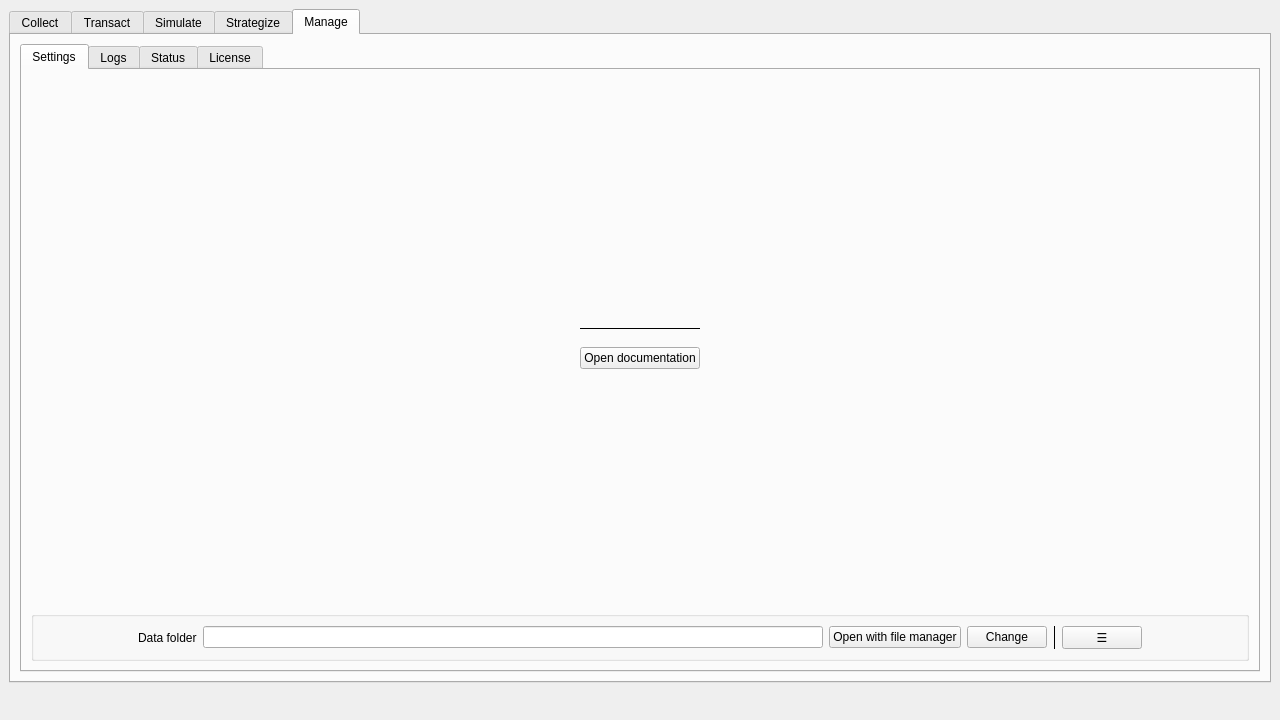
The window that user_interface.ui (cunarist/solie) describes before a commit, drawn with Qt 5.
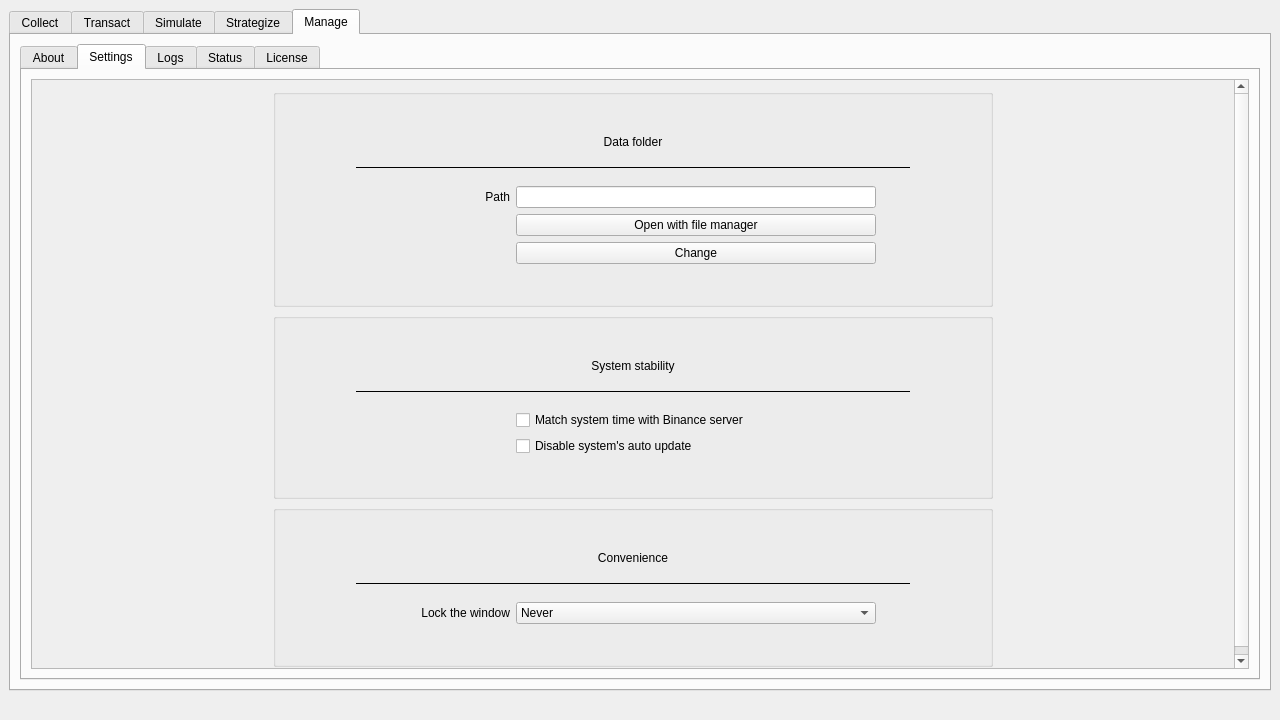
The same window after the commit. The open tabs and pages were chosen to show the change. Icons and pictures are not drawn. Custom widgets are drawn as their Qt base class.

Commit message: Manager settings with extra options

The edit to the form file:
```diff
--- a/user_interface.ui
+++ b/user_interface.ui
@@ -102,28 +102,6 @@
   </property>
   <widget class="QWidget" name="centralwidget">
    <layout class="QGridLayout" name="gridLayout_3">
-    <item row="5" column="0">
-     <widget class="Gauge" name="gauge">
-      <property name="minimumSize">
-       <size>
-        <width>0</width>
-        <height>22</height>
-       </size>
-      </property>
-      <property name="maximumSize">
-       <size>
-        <width>16777215</width>
-        <height>22</height>
-       </size>
-      </property>
-      <property name="text">
-       <string/>
-      </property>
-      <property name="flat">
-       <bool>true</bool>
-      </property>
-     </widget>
-    </item>
     <item row="0" column="0">
      <widget class="QTabWidget" name="board">
       <property name="tabPosition">
@@ -1184,15 +1162,15 @@
           <property name="currentIndex">
            <number>0</number>
           </property>
-          <widget class="QWidget" name="tab_4">
+          <widget class="QWidget" name="tab_9">
            <attribute name="title">
-            <string>Settings</string>
+            <string>About</string>
            </attribute>
-           <layout class="QVBoxLayout" name="verticalLayout_9">
+           <layout class="QVBoxLayout" name="verticalLayout_20">
             <item>
-             <layout class="QHBoxLayout" name="horizontalLayout_22">
+             <layout class="QHBoxLayout" name="horizontalLayout_34">
               <item>
-               <spacer name="horizontalSpacer_11">
+               <spacer name="horizontalSpacer_15">
                 <property name="orientation">
                  <enum>Qt::Horizontal</enum>
                 </property>
@@ -1205,9 +1183,9 @@
                </spacer>
               </item>
               <item>
-               <layout class="QVBoxLayout" name="verticalLayout_13">
+               <layout class="QVBoxLayout" name="verticalLayout_18">
                 <item>
-                 <spacer name="verticalSpacer_2">
+                 <spacer name="verticalSpacer_6">
                   <property name="orientation">
                    <enum>Qt::Vertical</enum>
                   </property>
@@ -1223,7 +1201,7 @@
                  <layout class="QHBoxLayout" name="horizontalLayout_13"/>
                 </item>
                 <item>
-                 <widget class="QLabel" name="label_15">
+                 <widget class="QLabel" name="label_26">
                   <property name="font">
                    <font>
                     <pointsize>3</pointsize>
@@ -1232,14 +1210,14 @@
                  </widget>
                 </item>
                 <item>
-                 <widget class="HorizontalDivider" name="frame_6">
+                 <widget class="HorizontalDivider" name="frame_9">
                   <property name="frameShape">
                    <enum>QFrame::HLine</enum>
                   </property>
                  </widget>
                 </item>
                 <item>
-                 <widget class="QLabel" name="label_14">
+                 <widget class="QLabel" name="label_27">
                   <property name="font">
                    <font>
                     <pointsize>3</pointsize>
@@ -1248,7 +1226,7 @@
                  </widget>
                 </item>
                 <item>
-                 <layout class="QHBoxLayout" name="horizontalLayout_18">
+                 <layout class="QHBoxLayout" name="horizontalLayout_36">
                   <item>
                    <widget class="QPushButton" name="pushButton_7">
                     <property name="sizePolicy">
@@ -1265,7 +1243,7 @@
                  </layout>
                 </item>
                 <item>
-                 <spacer name="verticalSpacer">
+                 <spacer name="verticalSpacer_7">
                   <property name="orientation">
                    <enum>Qt::Vertical</enum>
                   </property>
@@ -1280,7 +1258,7 @@
                </layout>
               </item>
               <item>
-               <spacer name="horizontalSpacer_10">
+               <spacer name="horizontalSpacer_16">
                 <property name="orientation">
                  <enum>Qt::Horizontal</enum>
                 </property>
@@ -1294,13 +1272,30 @@
               </item>
              </layout>
             </item>
+           </layout>
+          </widget>
+          <widget class="QWidget" name="tab_4">
+           <attribute name="title">
+            <string>Settings</string>
+           </attribute>
+           <layout class="QVBoxLayout" name="verticalLayout_9">
             <item>
-             <widget class="QGroupBox" name="groupBox_7">
+             <widget class="QScrollArea" name="scrollArea_9">
+              <property name="widgetResizable">
+               <bool>true</bool>
+              </property>
+              <widget class="QWidget" name="scrollAreaWidgetContents_9">
+               <property name="geometry">
+                <rect>
+                 <x>0</x>
+                 <y>-106</y>
+                 <width>1195</width>
+                 <height>690</height>
+                </rect>
+               </property>
               <layout class="QHBoxLayout" name="horizontalLayout_6">
                <item>
-                <layout class="QHBoxLayout" name="horizontalLayout_21">
-                 <item>
-                  <spacer name="horizontalSpacer_12">
+                 <spacer name="horizontalSpacer_10">
                    <property name="orientation">
                     <enum>Qt::Horizontal</enum>
                    </property>
@@ -1312,14 +1307,132 @@
                    </property>
                   </spacer>
                  </item>
+                <item>
+                 <layout class="QVBoxLayout" name="verticalLayout_13">
+                  <item>
+                   <spacer name="verticalSpacer_2">
+                    <property name="orientation">
+                     <enum>Qt::Vertical</enum>
+                    </property>
+                    <property name="sizeHint" stdset="0">
+                     <size>
+                      <width>20</width>
+                      <height>40</height>
+                     </size>
+                    </property>
+                   </spacer>
+                  </item>
+                  <item>
+                   <widget class="QGroupBox" name="groupBox_7">
+                    <property name="minimumSize">
+                     <size>
+                      <width>720</width>
+                      <height>0</height>
+                     </size>
+                    </property>
+                    <property name="maximumSize">
+                     <size>
+                      <width>720</width>
+                      <height>16777215</height>
+                     </size>
+                    </property>
+                    <property name="title">
+                     <string/>
+                    </property>
+                    <layout class="QVBoxLayout" name="verticalLayout_22">
+                     <property name="leftMargin">
+                      <number>80</number>
+                     </property>
+                     <property name="topMargin">
+                      <number>40</number>
+                     </property>
+                     <property name="rightMargin">
+                      <number>80</number>
+                     </property>
+                     <property name="bottomMargin">
+                      <number>40</number>
+                     </property>
                  <item>
                   <widget class="QLabel" name="label_3">
                    <property name="text">
                     <string>Data folder</string>
                    </property>
+                       <property name="alignment">
+                        <set>Qt::AlignCenter</set>
+                       </property>
                   </widget>
                  </item>
                  <item>
+                      <widget class="QLabel" name="label_14">
+                       <property name="font">
+                        <font>
+                         <pointsize>3</pointsize>
+                        </font>
+                       </property>
+                       <property name="text">
+                        <string/>
+                       </property>
+                      </widget>
+                     </item>
+                     <item>
+                      <widget class="HorizontalDivider" name="frame_10">
+                       <property name="frameShape">
+                        <enum>QFrame::HLine</enum>
+                       </property>
+                      </widget>
+                     </item>
+                     <item>
+                      <widget class="QLabel" name="label_43">
+                       <property name="font">
+                        <font>
+                         <pointsize>3</pointsize>
+                        </font>
+                       </property>
+                       <property name="text">
+                        <string/>
+                       </property>
+                      </widget>
+                     </item>
+                     <item>
+                      <layout class="QHBoxLayout" name="horizontalLayout_18">
+                       <item>
+                        <spacer name="horizontalSpacer_11">
+                         <property name="orientation">
+                          <enum>Qt::Horizontal</enum>
+                         </property>
+                         <property name="sizeHint" stdset="0">
+                          <size>
+                           <width>40</width>
+                           <height>20</height>
+                          </size>
+                         </property>
+                        </spacer>
+                       </item>
+                       <item>
+                        <layout class="QFormLayout" name="formLayout">
+                         <item row="0" column="0">
+                          <widget class="QLabel" name="label_5">
+                           <property name="minimumSize">
+                            <size>
+                             <width>120</width>
+                             <height>0</height>
+                            </size>
+                           </property>
+                           <property name="maximumSize">
+                            <size>
+                             <width>120</width>
+                             <height>16777215</height>
+                            </size>
+                           </property>
+                           <property name="text">
+                            <string>Path</string>
+                           </property>
+                           <property name="alignment">
+                            <set>Qt::AlignRight|Qt::AlignTrailing|Qt::AlignVCenter</set>
+                           </property>
+                          </widget>
+                         </item>
+                         <item row="0" column="1">
                   <widget class="QLineEdit" name="lineEdit">
                    <property name="sizePolicy">
                     <sizepolicy hsizetype="Fixed" vsizetype="Fixed">
@@ -1329,13 +1442,13 @@
                    </property>
                    <property name="minimumSize">
                     <size>
-                     <width>620</width>
+                             <width>360</width>
                      <height>0</height>
                     </size>
                    </property>
                    <property name="maximumSize">
                     <size>
-                     <width>620</width>
+                             <width>360</width>
                      <height>16777215</height>
                     </size>
                    </property>
@@ -1347,39 +1460,417 @@
                    </property>
                   </widget>
                  </item>
-                 <item>
+                         <item row="1" column="1">
                   <widget class="QPushButton" name="pushButton_8">
+                           <property name="minimumSize">
+                            <size>
+                             <width>360</width>
+                             <height>0</height>
+                            </size>
+                           </property>
+                           <property name="maximumSize">
+                            <size>
+                             <width>360</width>
+                             <height>16777215</height>
+                            </size>
+                           </property>
                    <property name="text">
                     <string>Open with file manager</string>
                    </property>
                   </widget>
                  </item>
-                 <item>
+                         <item row="2" column="1">
                   <widget class="QPushButton" name="pushButton_22">
+                           <property name="minimumSize">
+                            <size>
+                             <width>360</width>
+                             <height>0</height>
+                            </size>
+                           </property>
+                           <property name="maximumSize">
+                            <size>
+                             <width>360</width>
+                             <height>16777215</height>
+                            </size>
+                           </property>
                    <property name="text">
                     <string>Change</string>
                    </property>
                   </widget>
                  </item>
+                        </layout>
+                       </item>
                  <item>
-                  <widget class="VerticalDivider" name="frame_22">
+                        <spacer name="horizontalSpacer_12">
+                         <property name="orientation">
+                          <enum>Qt::Horizontal</enum>
+                         </property>
+                         <property name="sizeHint" stdset="0">
+                          <size>
+                           <width>40</width>
+                           <height>20</height>
+                          </size>
+                         </property>
+                        </spacer>
+                       </item>
+                      </layout>
+                     </item>
+                    </layout>
+                   </widget>
+                  </item>
+                  <item>
+                   <widget class="QGroupBox" name="groupBox_8">
+                    <property name="minimumSize">
+                     <size>
+                      <width>720</width>
+                      <height>0</height>
+                     </size>
+                    </property>
+                    <property name="maximumSize">
+                     <size>
+                      <width>720</width>
+                      <height>16777215</height>
+                     </size>
+                    </property>
+                    <property name="title">
+                     <string/>
+                    </property>
+                    <layout class="QVBoxLayout" name="verticalLayout_29">
+                     <property name="leftMargin">
+                      <number>80</number>
+                     </property>
+                     <property name="topMargin">
+                      <number>40</number>
+                     </property>
+                     <property name="rightMargin">
+                      <number>80</number>
+                     </property>
+                     <property name="bottomMargin">
+                      <number>40</number>
+                     </property>
+                     <item>
+                      <widget class="QLabel" name="label_44">
+                       <property name="text">
+                        <string>System stability</string>
+                       </property>
+                       <property name="alignment">
+                        <set>Qt::AlignCenter</set>
+                       </property>
+                      </widget>
+                     </item>
+                     <item>
+                      <widget class="QLabel" name="label_45">
+                       <property name="font">
+                        <font>
+                         <pointsize>3</pointsize>
+                        </font>
+                       </property>
+                       <property name="text">
+                        <string/>
+                       </property>
+                      </widget>
+                     </item>
+                     <item>
+                      <widget class="HorizontalDivider" name="frame_12">
                    <property name="frameShape">
-                    <enum>QFrame::VLine</enum>
+                        <enum>QFrame::HLine</enum>
                    </property>
                   </widget>
                  </item>
                  <item>
-                  <widget class="QPushButton" name="pushButton_10">
-                   <property name="sizePolicy">
-                    <sizepolicy hsizetype="Fixed" vsizetype="Fixed">
-                     <horstretch>0</horstretch>
-                     <verstretch>0</verstretch>
-                    </sizepolicy>
+                      <widget class="QLabel" name="label_46">
+                       <property name="font">
+                        <font>
+                         <pointsize>3</pointsize>
+                        </font>
                    </property>
                    <property name="text">
-                    <string>☰</string>
-                   </property>
-                  </widget>
+                        <string/>
+                       </property>
+                      </widget>
+                     </item>
+                     <item>
+                      <layout class="QHBoxLayout" name="horizontalLayout_22">
+                       <item>
+                        <spacer name="horizontalSpacer_19">
+                         <property name="orientation">
+                          <enum>Qt::Horizontal</enum>
+                         </property>
+                         <property name="sizeHint" stdset="0">
+                          <size>
+                           <width>40</width>
+                           <height>20</height>
+                          </size>
+                         </property>
+                        </spacer>
+                       </item>
+                       <item>
+                        <layout class="QFormLayout" name="formLayout_3">
+                         <item row="0" column="0">
+                          <widget class="QLabel" name="label_9">
+                           <property name="minimumSize">
+                            <size>
+                             <width>120</width>
+                             <height>0</height>
+                            </size>
+                           </property>
+                           <property name="maximumSize">
+                            <size>
+                             <width>120</width>
+                             <height>16777215</height>
+                            </size>
+                           </property>
+                           <property name="text">
+                            <string/>
+                           </property>
+                           <property name="alignment">
+                            <set>Qt::AlignRight|Qt::AlignTrailing|Qt::AlignVCenter</set>
+                           </property>
+                          </widget>
+                         </item>
+                         <item row="0" column="1">
+                          <widget class="QCheckBox" name="checkBox_12">
+                           <property name="minimumSize">
+                            <size>
+                             <width>360</width>
+                             <height>0</height>
+                            </size>
+                           </property>
+                           <property name="maximumSize">
+                            <size>
+                             <width>360</width>
+                             <height>16777215</height>
+                            </size>
+                           </property>
+                           <property name="text">
+                            <string>Match system time with Binance server</string>
+                           </property>
+                          </widget>
+                         </item>
+                         <item row="1" column="1">
+                          <widget class="QCheckBox" name="checkBox_13">
+                           <property name="minimumSize">
+                            <size>
+                             <width>360</width>
+                             <height>0</height>
+                            </size>
+                           </property>
+                           <property name="maximumSize">
+                            <size>
+                             <width>360</width>
+                             <height>16777215</height>
+                            </size>
+                           </property>
+                           <property name="text">
+                            <string>Disable system's auto update</string>
+                           </property>
+                          </widget>
+                         </item>
+                        </layout>
+                       </item>
+                       <item>
+                        <spacer name="horizontalSpacer_20">
+                         <property name="orientation">
+                          <enum>Qt::Horizontal</enum>
+                         </property>
+                         <property name="sizeHint" stdset="0">
+                          <size>
+                           <width>40</width>
+                           <height>20</height>
+                          </size>
+                         </property>
+                        </spacer>
+                       </item>
+                      </layout>
+                     </item>
+                    </layout>
+                   </widget>
+                  </item>
+                  <item>
+                   <widget class="QGroupBox" name="groupBox_11">
+                    <property name="minimumSize">
+                     <size>
+                      <width>720</width>
+                      <height>0</height>
+                     </size>
+                    </property>
+                    <property name="maximumSize">
+                     <size>
+                      <width>720</width>
+                      <height>16777215</height>
+                     </size>
+                    </property>
+                    <property name="title">
+                     <string/>
+                    </property>
+                    <layout class="QVBoxLayout" name="verticalLayout_30">
+                     <property name="leftMargin">
+                      <number>80</number>
+                     </property>
+                     <property name="topMargin">
+                      <number>40</number>
+                     </property>
+                     <property name="rightMargin">
+                      <number>80</number>
+                     </property>
+                     <property name="bottomMargin">
+                      <number>40</number>
+                     </property>
+                     <item>
+                      <widget class="QLabel" name="label_47">
+                       <property name="text">
+                        <string>Convenience</string>
+                       </property>
+                       <property name="alignment">
+                        <set>Qt::AlignCenter</set>
+                       </property>
+                      </widget>
+                     </item>
+                     <item>
+                      <widget class="QLabel" name="label_48">
+                       <property name="font">
+                        <font>
+                         <pointsize>3</pointsize>
+                        </font>
+                       </property>
+                       <property name="text">
+                        <string/>
+                       </property>
+                      </widget>
+                     </item>
+                     <item>
+                      <widget class="HorizontalDivider" name="frame_13">
+                       <property name="frameShape">
+                        <enum>QFrame::HLine</enum>
+                       </property>
+                      </widget>
+                     </item>
+                     <item>
+                      <widget class="QLabel" name="label_49">
+                       <property name="font">
+                        <font>
+                         <pointsize>3</pointsize>
+                        </font>
+                       </property>
+                       <property name="text">
+                        <string/>
+                       </property>
+                      </widget>
+                     </item>
+                     <item>
+                      <layout class="QHBoxLayout" name="horizontalLayout_37">
+                       <item>
+                        <spacer name="horizontalSpacer_25">
+                         <property name="orientation">
+                          <enum>Qt::Horizontal</enum>
+                         </property>
+                         <property name="sizeHint" stdset="0">
+                          <size>
+                           <width>40</width>
+                           <height>20</height>
+                          </size>
+                         </property>
+                        </spacer>
+                       </item>
+                       <item>
+                        <layout class="QFormLayout" name="formLayout_5">
+                         <item row="0" column="0">
+                          <widget class="QLabel" name="label_51">
+                           <property name="minimumSize">
+                            <size>
+                             <width>120</width>
+                             <height>0</height>
+                            </size>
+                           </property>
+                           <property name="maximumSize">
+                            <size>
+                             <width>120</width>
+                             <height>16777215</height>
+                            </size>
+                           </property>
+                           <property name="text">
+                            <string>Lock the window</string>
+                           </property>
+                           <property name="alignment">
+                            <set>Qt::AlignRight|Qt::AlignTrailing|Qt::AlignVCenter</set>
+                           </property>
+                          </widget>
+                         </item>
+                         <item row="0" column="1">
+                          <widget class="QComboBox" name="comboBox_3">
+                           <property name="minimumSize">
+                            <size>
+                             <width>360</width>
+                             <height>0</height>
+                            </size>
+                           </property>
+                           <property name="maximumSize">
+                            <size>
+                             <width>360</width>
+                             <height>16777215</height>
+                            </size>
+                           </property>
+                           <item>
+                            <property name="text">
+                             <string>Never</string>
+                            </property>
+                           </item>
+                           <item>
+                            <property name="text">
+                             <string>After 10 seconds</string>
+                            </property>
+                           </item>
+                           <item>
+                            <property name="text">
+                             <string>After 1 minute</string>
+                            </property>
+                           </item>
+                           <item>
+                            <property name="text">
+                             <string>After 10 minutes</string>
+                            </property>
+                           </item>
+                           <item>
+                            <property name="text">
+                             <string>After 1 hour</string>
+                            </property>
+                           </item>
+                          </widget>
+                         </item>
+                        </layout>
+                       </item>
+                       <item>
+                        <spacer name="horizontalSpacer_26">
+                         <property name="orientation">
+                          <enum>Qt::Horizontal</enum>
+                         </property>
+                         <property name="sizeHint" stdset="0">
+                          <size>
+                           <width>40</width>
+                           <height>20</height>
+                          </size>
+                         </property>
+                        </spacer>
+                       </item>
+                      </layout>
+                     </item>
+                    </layout>
+                   </widget>
+                  </item>
+                  <item>
+                   <spacer name="verticalSpacer">
+                    <property name="orientation">
+                     <enum>Qt::Vertical</enum>
+                    </property>
+                    <property name="sizeHint" stdset="0">
+                     <size>
+                      <width>20</width>
+                      <height>40</height>
+                     </size>
+                    </property>
+                   </spacer>
+                  </item>
+                 </layout>
                  </item>
                  <item>
                   <spacer name="horizontalSpacer_5">
@@ -1395,8 +1886,7 @@
                   </spacer>
                  </item>
                 </layout>
-               </item>
-              </layout>
+              </widget>
              </widget>
             </item>
            </layout>
@@ -1787,6 +2277,16 @@
       </widget>
      </widget>
     </item>
+    <item row="5" column="0">
+     <widget class="QLabel" name="gauge">
+      <property name="text">
+       <string/>
+      </property>
+      <property name="alignment">
+       <set>Qt::AlignCenter</set>
+      </property>
+     </widget>
+    </item>
    </layout>
   </widget>
  </widget>
@@ -1801,11 +2301,6 @@
    <extends>QListWidget</extends>
    <header>module/widget/log_list</header>
   </customwidget>
-  <customwidget>
-   <class>Gauge</class>
-   <extends>QPushButton</extends>
-   <header>module/widget/gauge</header>
-  </customwidget>
   <customwidget>
    <class>HorizontalDivider</class>
    <extends>QFrame</extends>
```
Left out of the diff: 16 changed lines with no effect on the pictures. Lines whose indentation alone changed are shown as unchanged. The commit also changes 4 other files.
